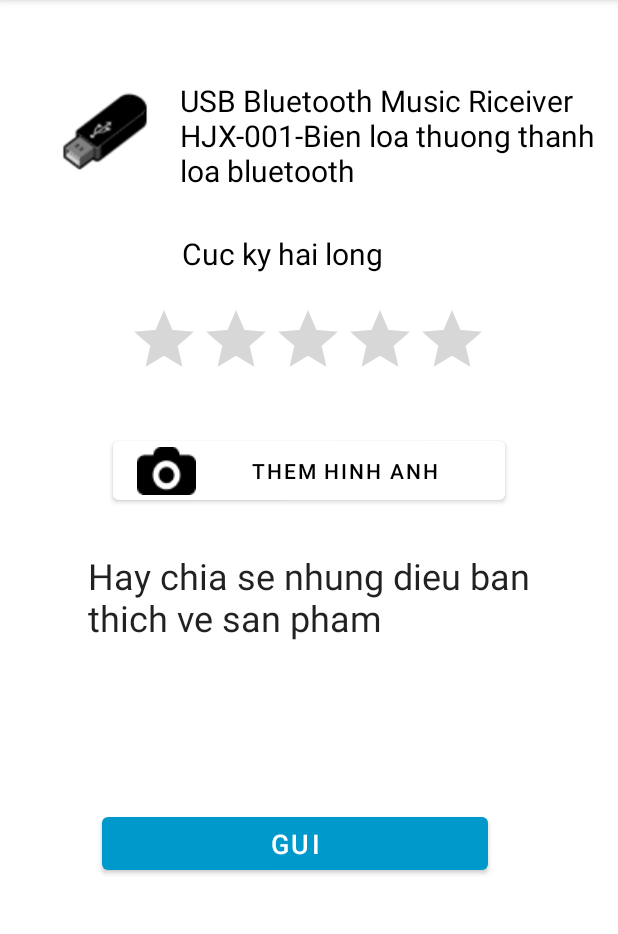
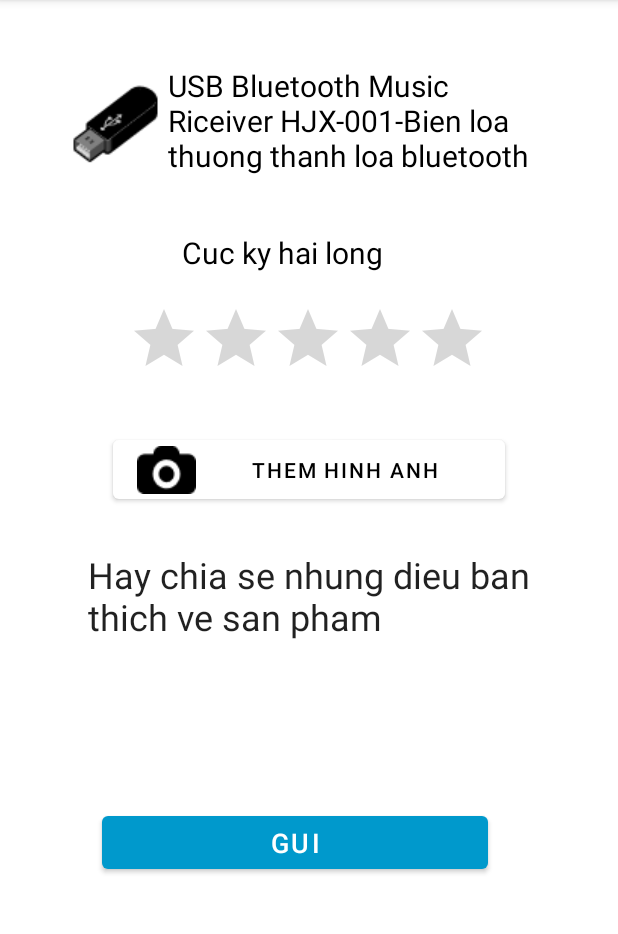
Before and after one commit to vinhvi/BuoiTH_2, an Android app: the MainActivity2 screen opened directly, with no data from a screen before it, on a phone screen of 412 x 824 dp, the part 84-1018 px from its top. Run offline under Robolectric (Android 15) with nearby library versions, the phone set to English and light mode, and no system bars.

Commit message:
finish_2

```diff
--- a/app/src/main/res/layout/activity_main2.xml
+++ b/app/src/main/res/layout/activity_main2.xml
@@ -6,31 +6,19 @@
     android:layout_height="match_parent"
     tools:context=".MainActivity2">
 
-    <ImageView
-        android:id="@+id/imageView"
-        android:layout_width="84dp"
-        android:layout_height="69dp"
-        app:layout_constraintBottom_toBottomOf="parent"
-        app:layout_constraintEnd_toEndOf="parent"
-        app:layout_constraintHorizontal_bias="0.085"
-        app:layout_constraintStart_toStartOf="parent"
-        app:layout_constraintTop_toTopOf="parent"
-        app:layout_constraintVertical_bias="0.076"
-        app:srcCompat="@drawable/usb_1" />
-
     <TextView
         android:id="@+id/textView"
-        android:layout_width="283dp"
-        android:layout_height="70dp"
+        android:layout_width="328dp"
+        android:layout_height="79dp"
+        android:drawableLeft="@drawable/usb_1"
         android:text="USB Bluetooth Music Riceiver HJX-001-Bien loa thuong thanh loa bluetooth "
         android:textColor="@color/black"
         android:textSize="20sp"
         app:layout_constraintBottom_toBottomOf="parent"
         app:layout_constraintEnd_toEndOf="parent"
-        app:layout_constraintHorizontal_bias="0.483"
-        app:layout_constraintStart_toEndOf="@+id/imageView"
+        app:layout_constraintStart_toStartOf="parent"
         app:layout_constraintTop_toTopOf="parent"
-        app:layout_constraintVertical_bias="0.076" />
+        app:layout_constraintVertical_bias="0.063" />
 
     <TextView
         android:id="@+id/textView2"
```
